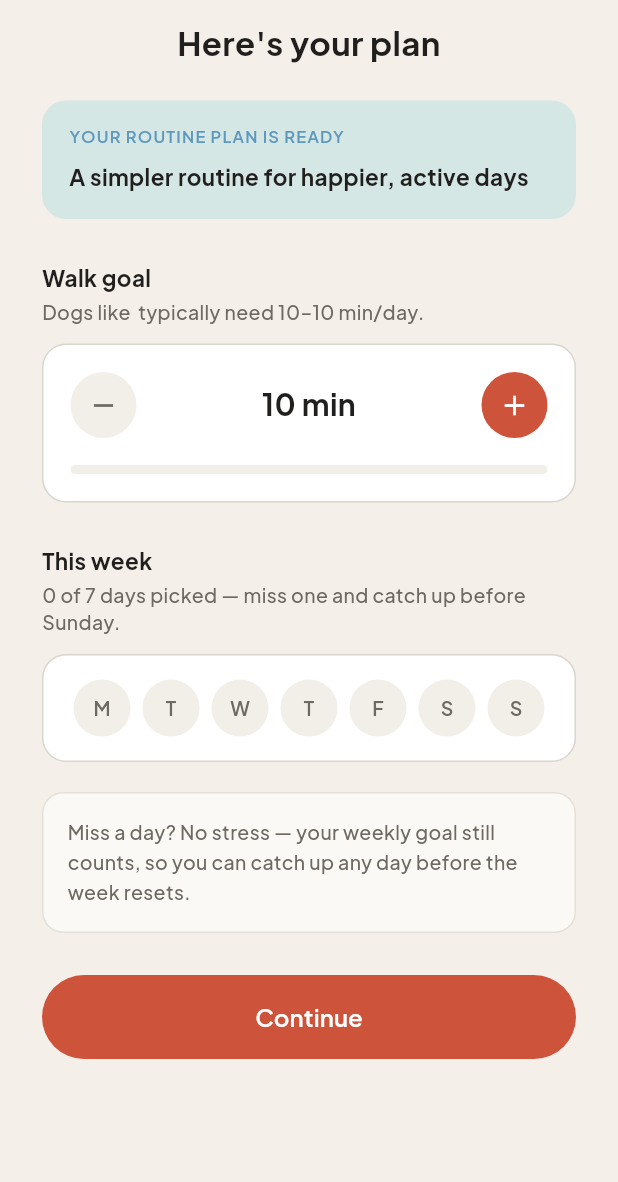
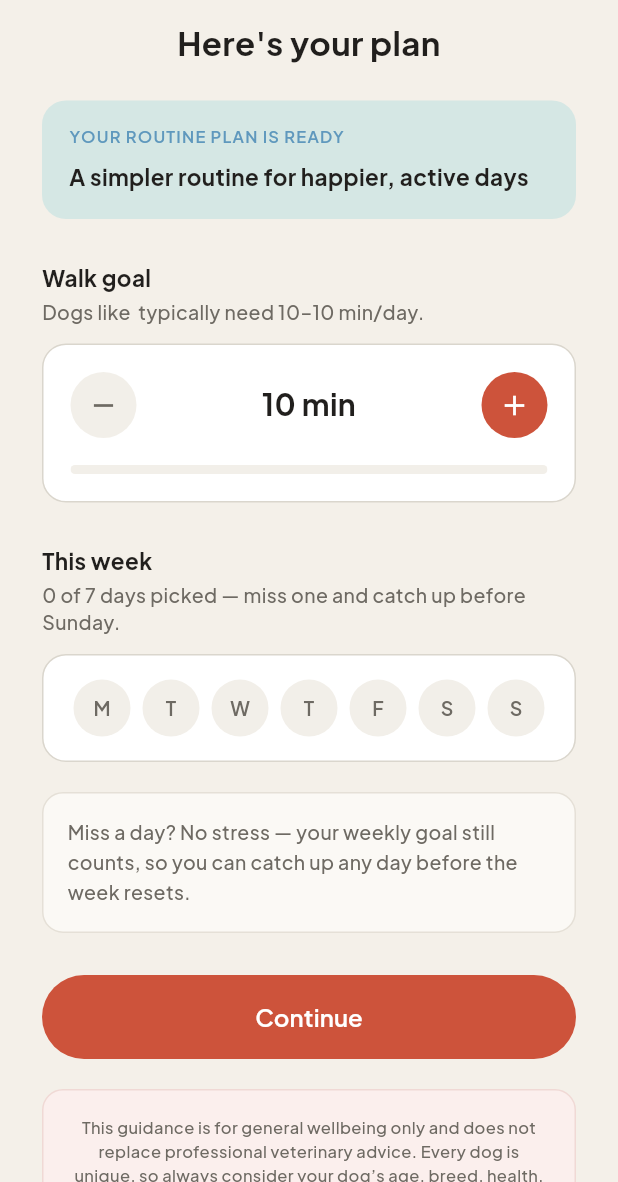
Before and after one commit to sandivd/Vitail-Dog-Wellness-App, a Flutter app: the HighPawScreen screen opened directly with empty values, on a phone screen of 412 x 824 dp, the part 54-1236 px from its top. Run offline on Flutter 3.47's test engine with Material 3 defaults, Android fonts, the phone set to English and light mode, and no system bars; our stand-ins replace cached_network_image, fl_chart, flutter_local_notifications, flutter_svg, flutter_timezone, geolocator and 7 more; accounts and stored records are empty; network calls fail.

Commit message:
Fix: changed recommendation algo to account into dog disabilities

```diff
--- a/lib/edit_profile_screen.dart
+++ b/lib/edit_profile_screen.dart
@@ -257,6 +257,8 @@ class _EditProfileScreenState extends State<EditProfileScreen> {
         ageYears: ageYears,
         ownerActivityLevel:
             (dog['owner_activity_level'] as String?) ?? 'moderate',
+        healthCondition:
+            (dog['health_condition'] as String?) ?? 'no_condition',
       );
 
       // 4. Persist everything to the dogs table.
--- a/lib/high_paw_screen.dart
+++ b/lib/high_paw_screen.dart
@@ -32,6 +32,17 @@ class _HighPawScreenState extends State<HighPawScreen> {
   static const Color _chipTrack = Color(0xFFF2EFE9);
   static const Color _noteCard = Color(0xFFFBF9F5);
   static const Color _noteBorder = Color(0xFFE5E0D7);
+
+  // Disclaimer box: same "note" anatomy as _noteCard, but a very light
+  // red tint so it reads as an advisory.
+  static const Color _disclaimerCardBg = Color(0xFFFBEFED);
+  static const Color _disclaimerBorder = Color(0xFFF0D9D5);
+
+  static const String _disclaimer =
+      'This guidance is for general wellbeing only and does not '
+      'replace professional veterinary advice. Every dog is unique, '
+      'so always consider your dog’s age, breed, health, and '
+      'individual needs alongside advice from your vet.';
 
   static const List<String> _dayLabels = ['M', 'T', 'W', 'T', 'F', 'S', 'S'];
 
@@ -125,6 +136,8 @@ class _HighPawScreenState extends State<HighPawScreen> {
                                 style: OnboardingStyle.text(16,
                                     color: Colors.white)),
                           ),
+                          const SizedBox(height: 20),
+                          _disclaimerCard(),
                         ],
                       ),
                     ),
@@ -322,4 +335,24 @@ class _HighPawScreenState extends State<HighPawScreen> {
               height: 1.5),
         ),
       );
+
+  /// Vet-advice disclaimer: same "note" box shape as [_note], with a very
+  /// light red background so it reads as an advisory.
+  Widget _disclaimerCard() => Container(
+        width: double.infinity,
+        padding: const EdgeInsets.all(16),
+        decoration: BoxDecoration(
+          color: _disclaimerCardBg,
+          borderRadius: BorderRadius.circular(14),
+          border: Border.all(color: _disclaimerBorder),
+        ),
+        child: Text(
+          _disclaimer,
+          textAlign: TextAlign.center,
+          style: OnboardingStyle.text(11,
+              color: OnboardingStyle.muted,
+              weight: FontWeight.w500,
+              height: 1.5),
+        ),
+      );
 }
--- a/lib/onboarding_screen.dart
+++ b/lib/onboarding_screen.dart
@@ -89,6 +89,10 @@ class _OnboardingScreenState extends State<OnboardingScreen> {
       if (!_dogSaved) {
         final userId = Supabase.instance.client.auth.currentUser!.id;
 
+        // NEW: onboarding label -> stored key (see ExerciseCalculator).
+        final healthKey =
+            ExerciseCalculator.healthConditionKeys[_healthImpact] ?? 'no_condition';
+
         double age = 0.0;
         final today = DateTime.now();
         int years = today.year - _birthday!.year;
@@ -113,6 +117,7 @@ class _OnboardingScreenState extends State<OnboardingScreen> {
           weightKg: weight,
           ageYears: age,
           ownerActivityLevel: _ownerActivityLevel,
+          healthCondition: healthKey,
         );
 
         _dailyGoalMins = target['targetMinutes'];
@@ -129,6 +134,7 @@ class _OnboardingScreenState extends State<OnboardingScreen> {
           'daily_goal_minutes': _dailyGoalMins,
           'daily_goal_km': _dailyGoalKm,
           'owner_activity_level': _ownerActivityLevel,
+          'health_condition': healthKey,
         }).select().single();
 
         await Supabase.instance.client.from('weight_history').insert({
```
Also changed, not shown: lib/exercise_data.dart (+47 -11 lines).
